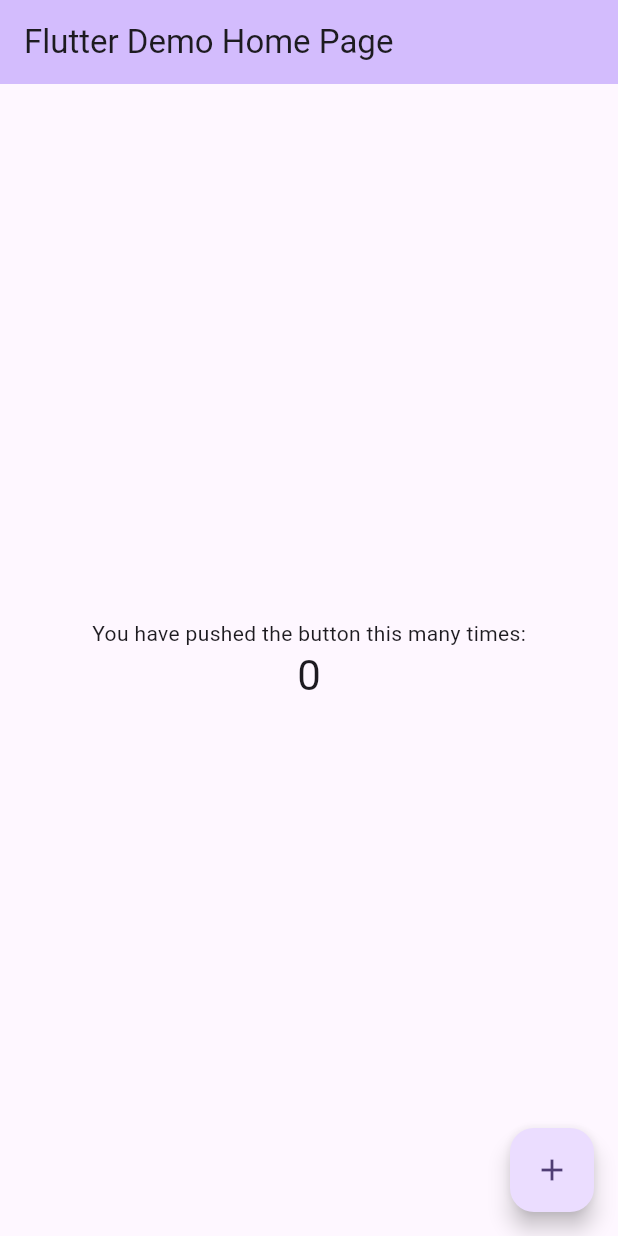
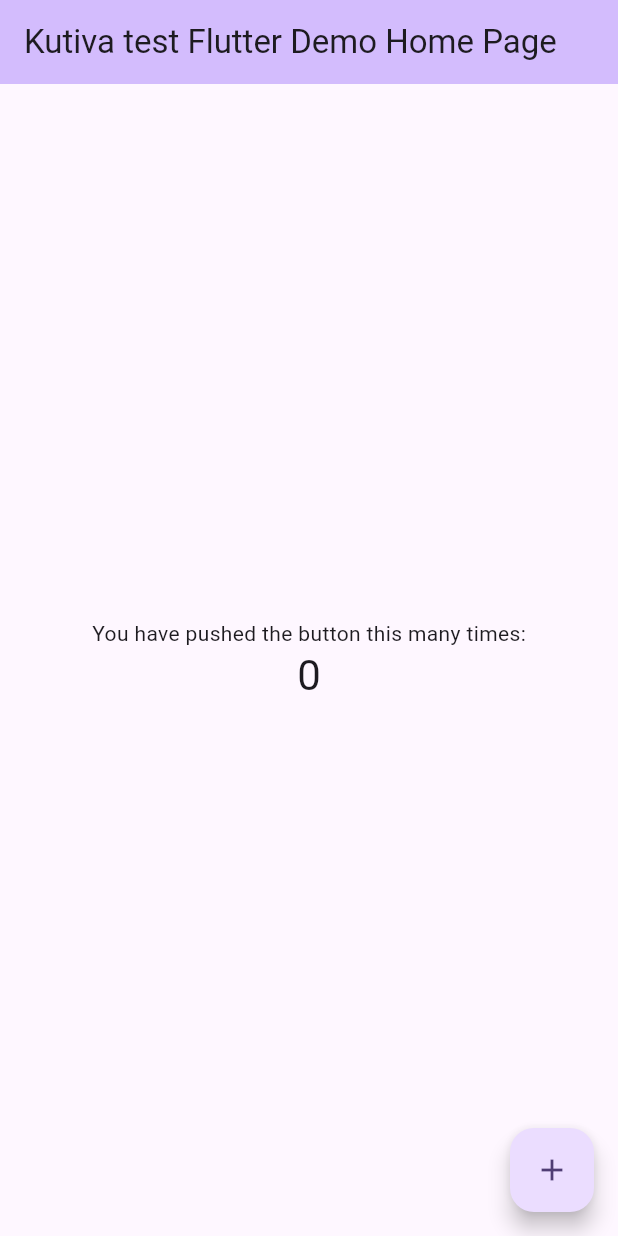
Before and after one commit to KutivaApp/test_app_repo, a Flutter app: the screen it shows after launch, on a phone screen of 412 x 824 dp. Run offline on Flutter 3.47's test engine with Material 3 defaults, Android fonts, the phone set to English and light mode, and no system bars.

Commit message:
Mudanca de titulo

```diff
--- a/lib/main.dart
+++ b/lib/main.dart
@@ -30,7 +30,7 @@ class MyApp extends StatelessWidget {
         // tested with just a hot reload.
         colorScheme: ColorScheme.fromSeed(seedColor: Colors.deepPurple),
       ),
-      home: const MyHomePage(title: 'Flutter Demo Home Page'),
+      home: const MyHomePage(title: 'Kutiva test Flutter Demo Home Page'),
     );
   }
 }
```
